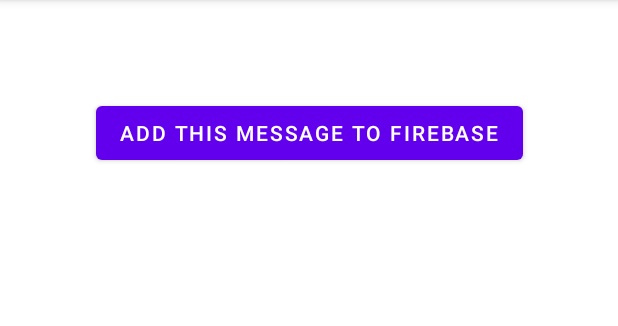
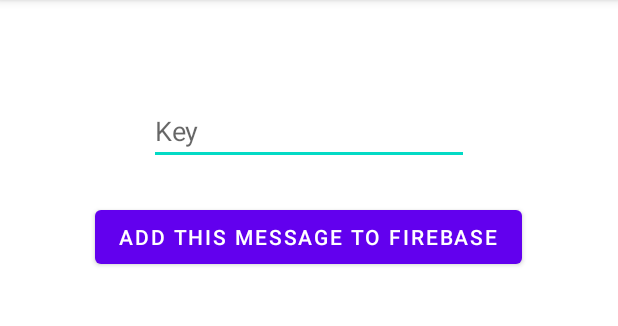
Before and after one commit to nazanin-tabatabaei/AndroidExperiments, an Android app: the DisplayMessageActivity screen opened directly, with no data from a screen before it, after a tap on "ADD THIS MESSAGE TO FIREBASE", on a phone screen of 412 x 824 dp, the part 84-410 px from its top. Run offline under Robolectric (Android 15) with nearby library versions, the phone set to English and light mode, and no system bars; our stand-ins replace Firebase (no records; nobody signed in at launch, a user with empty details on screens opened directly).

Commit message:
database multi entry

```diff
--- a/MyFirstApp/app/src/main/java/com/example/myfirstapp/DisplayMessageActivity.java
+++ b/MyFirstApp/app/src/main/java/com/example/myfirstapp/DisplayMessageActivity.java
@@ -6,6 +6,7 @@
 import android.os.Bundle;
 import android.view.View;
 import android.widget.Button;
+import android.widget.EditText;
 import android.widget.TextView;
 
 import com.google.firebase.database.DatabaseReference;
@@ -13,6 +14,7 @@
 
 public class DisplayMessageActivity extends AppCompatActivity {
     private Button mSendData;
+    private EditText mKeyValue;
 
     @Override
     protected void onCreate(Bundle savedInstanceState) {
@@ -26,16 +28,20 @@
         // Capture the layout's TextView and set the string as its text
         TextView textView = findViewById(R.id.textView);
         textView.setText(message);
-
+        mKeyValue=(EditText) findViewById(R.id.keyValue) ;
 
 
         mSendData=(Button) findViewById(R.id.sendData);
         mSendData.setOnClickListener(new View.OnClickListener() {
             @Override
             public void onClick(View v) {
+                String key=mKeyValue.getText().toString();
                 // Write a message to the database
                 FirebaseDatabase database = FirebaseDatabase.getInstance();
-                DatabaseReference myRef = database.getReference("message");
+                DatabaseReference myRef = database.getReference("Messages").child(key);
+
+                //myRef.child(key).setValue(message);
+                //myRef.setValue(message);
                 myRef.setValue(message);
             }
         });
--- a/MyFirstApp/app/src/main/res/layout/activity_display_message.xml
+++ b/MyFirstApp/app/src/main/res/layout/activity_display_message.xml
@@ -25,6 +25,19 @@
         android:layout_marginTop="24dp"
         android:text="Add this message to Firebase"
         app:layout_constraintEnd_toEndOf="parent"
+        app:layout_constraintHorizontal_bias="0.496"
+        app:layout_constraintStart_toStartOf="parent"
+        app:layout_constraintTop_toBottomOf="@+id/keyValue" />
+
+    <EditText
+        android:id="@+id/keyValue"
+        android:layout_width="wrap_content"
+        android:layout_height="wrap_content"
+        android:layout_marginTop="24dp"
+        android:ems="10"
+        android:hint="Key"
+        android:inputType="textPersonName"
+        app:layout_constraintEnd_toEndOf="parent"
         app:layout_constraintStart_toStartOf="parent"
         app:layout_constraintTop_toBottomOf="@+id/textView" />
 </androidx.constraintlayout.widget.ConstraintLayout>
```
